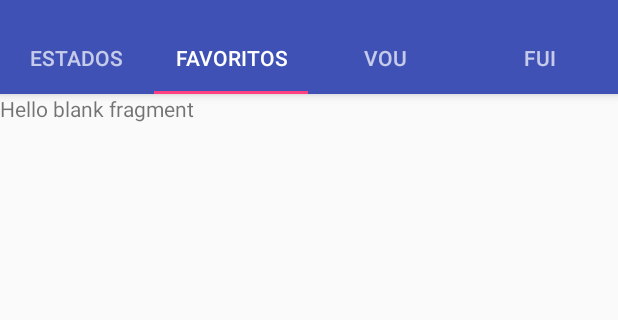
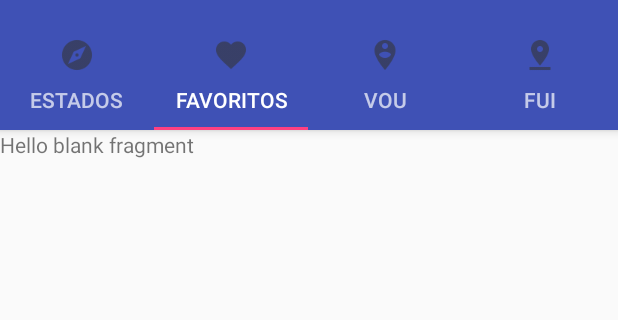
Before and after one commit to sudorafa/VisitaBR, an Android app: the screen it shows after launch (CountryActivity), tab 2 chosen, on a phone screen of 412 x 824 dp, the part 62-382 px from its top. Run offline under Robolectric (Android 15) with nearby library versions, the phone set to English and light mode, and no system bars; our stand-ins replace ButterKnife; libraries missing offline, so code that uses them is left out: org.parceler.

Commit message:
Ajustes no ViewPager

```diff
--- a/app/src/main/java/com/example/orafa/visitabr/view/CountryActivity.java
+++ b/app/src/main/java/com/example/orafa/visitabr/view/CountryActivity.java
@@ -31,6 +31,13 @@ public class CountryActivity extends AppCompatActivity implements ClickStateList
     @BindView(R.id.toolbar)
     Toolbar mToolbar;
 
+    private int[] tabIcons = {
+            R.drawable.ic_action_states,
+            R.drawable.ic_action_wish,
+            R.drawable.ic_action_went,
+            R.drawable.ic_action_will
+    };
+
 
     @Override
     protected void onCreate(Bundle savedInstanceState) {
@@ -42,6 +49,7 @@ public class CountryActivity extends AppCompatActivity implements ClickStateList
 
         mViewPager.setAdapter(new CityPager(getSupportFragmentManager()));
         mTabLayout.setupWithViewPager(mViewPager);
+        setupTabIcons();
     }
 
     class CityPager extends FragmentPagerAdapter {
@@ -83,6 +91,12 @@ public class CountryActivity extends AppCompatActivity implements ClickStateList
             return null;
         }
     }
+    private void setupTabIcons() {
+        mTabLayout.getTabAt(0).setIcon(tabIcons[0]);
+        mTabLayout.getTabAt(1).setIcon(tabIcons[1]);
+        mTabLayout.getTabAt(2).setIcon(tabIcons[2]);
+        mTabLayout.getTabAt(3).setIcon(tabIcons[3]);
+    }
 
     @Override
     public void stateClicked(Country country) {
--- a/app/src/main/res/layout/activity_country.xml
+++ b/app/src/main/res/layout/activity_country.xml
@@ -11,12 +11,14 @@
     <android.support.design.widget.AppBarLayout
         android:layout_width="match_parent"
         android:layout_height="wrap_content"
-        android:theme="@style/ThemeOverlay.AppCompat.Dark.ActionBar">
+        android:theme="@style/ThemeOverlay.AppCompat.Dark">
 
         <android.support.v7.widget.Toolbar
             android:id="@+id/toolbar"
             android:layout_width="match_parent"
-            android:layout_height="?actionBarSize" />
+            android:layout_height="?attr/actionBarSize"
+            android:background="?attr/colorPrimary"
+            app:layout_scrollFlags="scroll|enterAlways" />
 
         <android.support.design.widget.TabLayout
             android:id="@+id/tab_layout"
--- a/app/src/main/res/values/styles.xml
+++ b/app/src/main/res/values/styles.xml
@@ -1,7 +1,7 @@
 <resources>
 
     <!-- Base application theme. -->
-    <style name="AppTheme" parent="Theme.AppCompat.Light.DarkActionBar">
+    <style name="AppTheme" parent="Theme.AppCompat.Light.NoActionBar">
         <!-- Customize your theme here. -->
         <item name="colorPrimary">@color/colorPrimary</item>
         <item name="colorPrimaryDark">@color/colorPrimaryDark</item>
```
Also changed, not shown: app/src/main/res/drawable-hdpi/ic_action_states.png (added), app/src/main/res/drawable-hdpi/ic_action_went.png (added), app/src/main/res/drawable-hdpi/ic_action_will.png (added), app/src/main/res/drawable-hdpi/ic_action_wish.png (added), app/src/main/res/drawable-mdpi/ic_action_states.png (added), app/src/main/res/drawable-mdpi/ic_action_went.png (added), app/src/main/res/drawable-mdpi/ic_action_will.png (added), app/src/main/res/drawable-mdpi/ic_action_wish.png (added), app/src/main/res/drawable-xhdpi/ic_action_states.png (added), app/src/main/res/drawable-xhdpi/ic_action_went.png (added), app/src/main/res/drawable-xhdpi/ic_action_will.png (added), app/src/main/res/drawable-xhdpi/ic_action_wish.png (added), app/src/main/res/drawable-xxhdpi/ic_action_states.png (added), app/src/main/res/drawable-xxhdpi/ic_action_went.png (added), 2 more files.
